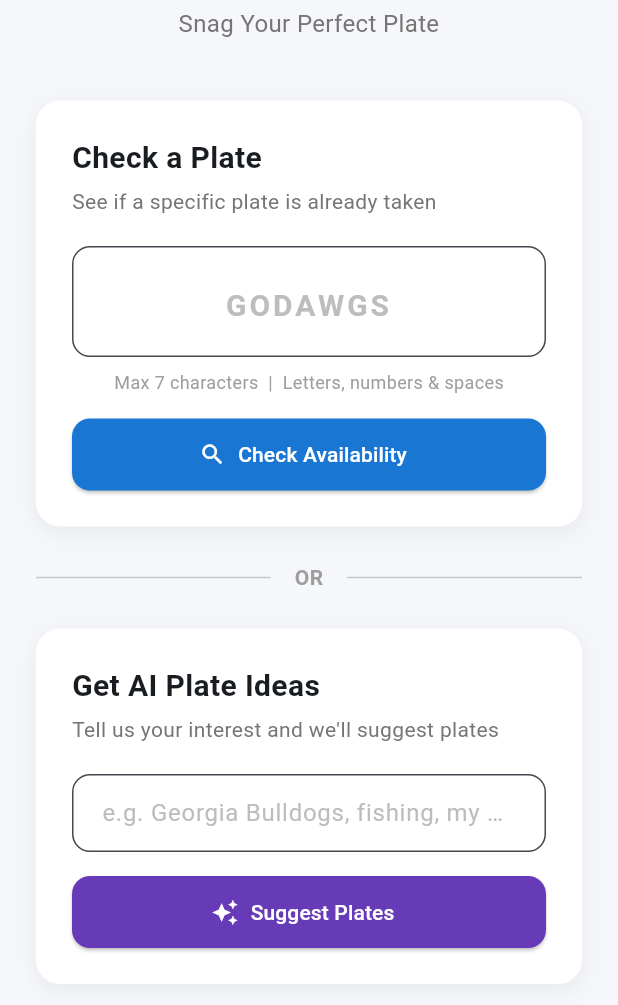
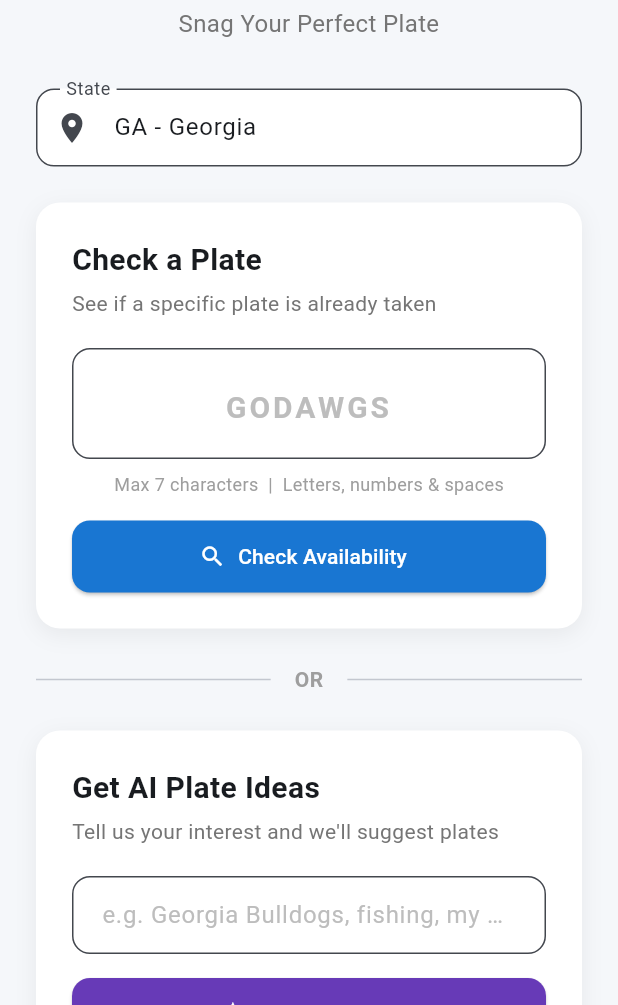
Before and after one commit to gstrickling1/tagsnag, a Flutter app: the screen it shows after launch, on a phone screen of 412 x 824 dp, the part 231-1236 px from its top. Run offline on Flutter 3.47's test engine with Material 3 defaults, Android fonts, the phone set to English and light mode, and no system bars.

Commit message:
Add searchable state selector for all 50 states
- Autocomplete dropdown with type-to-search on home screen
- All 50 states + DC with vanity plate rules in backend
- State passed through to suggestions, chat refine, and plate check

Co-Authored-By: Claude Opus 4.6 (1M context) <noreply@anthropic.com>

```diff
--- a/lib/screens/chat_refine_screen.dart
+++ b/lib/screens/chat_refine_screen.dart
@@ -6,11 +6,13 @@ import 'results_screen.dart';
 class ChatRefineScreen extends StatefulWidget {
   final String interest;
   final List<String> existingSuggestions;
+  final String state;
 
   const ChatRefineScreen({
     super.key,
     required this.interest,
     required this.existingSuggestions,
+    this.state = 'GA',
   });
 
   @override
@@ -61,6 +63,7 @@ class _ChatRefineScreenState extends State<ChatRefineScreen> {
         interest: widget.interest,
         message: text,
         history: _apiHistory,
+        state: widget.state,
       );
 
       _apiHistory.add({'role': 'user', 'content': text});
@@ -91,7 +94,7 @@ class _ChatRefineScreenState extends State<ChatRefineScreen> {
 
   Future<void> _checkPlate(String plate) async {
     try {
-      final result = await ApiService.checkPlate(plate);
+      final result = await ApiService.checkPlate(plate, state: widget.state);
       if (!mounted) return;
       setState(() => _checkedStatuses[plate] = result.status);
       Navigator.push(
--- a/lib/screens/home_screen.dart
+++ b/lib/screens/home_screen.dart
@@ -1,5 +1,6 @@
 import 'package:flutter/material.dart';
 import '../widgets/plate_input.dart';
+import '../widgets/state_selector.dart';
 import '../utils/plate_validator.dart';
 import '../services/api_service.dart';
 import 'results_screen.dart';
@@ -15,6 +16,7 @@ class HomeScreen extends StatefulWidget {
 class _HomeScreenState extends State<HomeScreen> {
   final _plateController = TextEditingController();
   final _interestController = TextEditingController();
+  String _selectedState = 'GA';
   bool _isCheckingPlate = false;
   bool _isLoadingSuggestions = false;
 
@@ -37,7 +39,7 @@ class _HomeScreenState extends State<HomeScreen> {
     setState(() => _isCheckingPlate = true);
 
     try {
-      final result = await ApiService.checkPlate(plate);
+      final result = await ApiService.checkPlate(plate, state: _selectedState);
       if (!mounted) return;
       Navigator.push(
         context,
@@ -61,7 +63,7 @@ class _HomeScreenState extends State<HomeScreen> {
     setState(() => _isLoadingSuggestions = true);
 
     try {
-      final suggestions = await ApiService.getSuggestions(interest);
+      final suggestions = await ApiService.getSuggestions(interest, state: _selectedState);
       if (!mounted) return;
       Navigator.push(
         context,
@@ -69,6 +71,7 @@ class _HomeScreenState extends State<HomeScreen> {
           builder: (_) => SuggestionsScreen(
             interest: interest,
             initialSuggestions: suggestions,
+            state: _selectedState,
           ),
         ),
       );
@@ -117,7 +120,14 @@ class _HomeScreenState extends State<HomeScreen> {
                     textAlign: TextAlign.center,
                     style: TextStyle(fontSize: 16, color: Colors.grey[600]),
                   ),
-                  const SizedBox(height: 40),
+                  const SizedBox(height: 32),
+
+                  // State Selector
+                  StateSelector(
+                    selectedState: _selectedState,
+                    onChanged: (state) => setState(() => _selectedState = state),
+                  ),
+                  const SizedBox(height: 24),
 
                   // Check a Plate section
                   _buildSectionCard(
--- a/lib/screens/suggestions_screen.dart
+++ b/lib/screens/suggestions_screen.dart
@@ -7,11 +7,13 @@ import 'results_screen.dart';
 class SuggestionsScreen extends StatefulWidget {
   final String interest;
   final List<String> initialSuggestions;
+  final String state;
 
   const SuggestionsScreen({
     super.key,
     required this.interest,
     required this.initialSuggestions,
+    this.state = 'GA',
   });
 
   @override
@@ -35,7 +37,7 @@ class _SuggestionsScreenState extends State<SuggestionsScreen> {
     setState(() => _checkingPlate = plate);
 
     try {
-      final result = await ApiService.checkPlate(plate);
+      final result = await ApiService.checkPlate(plate, state: widget.state);
       if (!mounted) return;
 
       setState(() {
@@ -153,6 +155,7 @@ class _SuggestionsScreenState extends State<SuggestionsScreen> {
                           builder: (_) => ChatRefineScreen(
                             interest: widget.interest,
                             existingSuggestions: _suggestions,
+                            state: widget.state,
                           ),
                         ),
                       ).then((newSuggestions) {
--- a/lib/services/api_service.dart
+++ b/lib/services/api_service.dart
@@ -5,7 +5,7 @@ import '../models/suggestion.dart';
 
 class ApiService {
   // TODO: Update with your deployed backend URL
-  static const String baseUrl = 'http://localhost:8000/api';
+  static const String baseUrl = 'https://tagsnag-qs2s.onrender.com/api';
 
   static Future<PlateResult> checkPlate(String plate, {String state = 'GA'}) async {
     final response = await http.post(
--- /dev/null
+++ b/lib/utils/us_states.dart
@@ -0,0 +1,53 @@
+const Map<String, String> usStates = {
+  'AL': 'Alabama',
+  'AK': 'Alaska',
+  'AZ': 'Arizona',
+  'AR': 'Arkansas',
+  'CA': 'California',
+  'CO': 'Colorado',
+  'CT': 'Connecticut',
+  'DE': 'Delaware',
+  'DC': 'District of Columbia',
+  'FL': 'Florida',
+  'GA': 'Georgia',
+  'HI': 'Hawaii',
+  'ID': 'Idaho',
+  'IL': 'Illinois',
+  'IN': 'Indiana',
+  'IA': 'Iowa',
+  'KS': 'Kansas',
+  'KY': 'Kentucky',
+  'LA': 'Louisiana',
+  'ME': 'Maine',
+  'MD': 'Maryland',
+  'MA': 'Massachusetts',
+  'MI': 'Michigan',
+  'MN': 'Minnesota',
+  'MS': 'Mississippi',
+  'MO': 'Missouri',
+  'MT': 'Montana',
+  'NE': 'Nebraska',
+  'NV': 'Nevada',
+  'NH': 'New Hampshire',
+  'NJ': 'New Jersey',
+  'NM': 'New Mexico',
+  'NY': 'New York',
+  'NC': 'North Carolina',
+  'ND': 'North Dakota',
+  'OH': 'Ohio',
+  'OK': 'Oklahoma',
+  'OR': 'Oregon',
+  'PA': 'Pennsylvania',
+  'RI': 'Rhode Island',
+  'SC': 'South Carolina',
+  'SD': 'South Dakota',
+  'TN': 'Tennessee',
+  'TX': 'Texas',
+  'UT': 'Utah',
+  'VT': 'Vermont',
+  'VA': 'Virginia',
+  'WA': 'Washington',
+  'WV': 'West Virginia',
+  'WI': 'Wisconsin',
+  'WY': 'Wyoming',
+};
--- /dev/null
+++ b/lib/widgets/state_selector.dart
@@ -0,0 +1,86 @@
+import 'package:flutter/material.dart';
+import '../utils/us_states.dart';
+
+class StateSelector extends StatelessWidget {
+  final String selectedState;
+  final ValueChanged<String> onChanged;
+
+  const StateSelector({
+    super.key,
+    required this.selectedState,
+    required this.onChanged,
+  });
+
+  @override
+  Widget build(BuildContext context) {
+    return Autocomplete<MapEntry<String, String>>(
+      initialValue: TextEditingValue(
+        text: '$selectedState - ${usStates[selectedState] ?? ''}',
+      ),
+      optionsBuilder: (textEditingValue) {
+        final query = textEditingValue.text.toLowerCase();
+        if (query.isEmpty) return usStates.entries;
+        return usStates.entries.where((entry) =>
+            entry.key.toLowerCase().contains(query) ||
+            entry.value.toLowerCase().contains(query));
+      },
+      displayStringForOption: (entry) => '${entry.key} - ${entry.value}',
+      onSelected: (entry) => onChanged(entry.key),
+      fieldViewBuilder: (context, controller, focusNode, onSubmitted) {
+        return TextField(
+          controller: controller,
+          focusNode: focusNode,
+          decoration: InputDecoration(
+            labelText: 'State',
+            prefixIcon: const Icon(Icons.location_on),
+            border: OutlineInputBorder(
+              borderRadius: BorderRadius.circular(12),
+            ),
+            filled: true,
+            fillColor: Colors.white,
+            contentPadding: const EdgeInsets.symmetric(horizontal: 16, vertical: 14),
+          ),
+          onTap: () {
+            controller.selection = TextSelection(
+              baseOffset: 0,
+              extentOffset: controller.text.length,
+            );
+          },
+        );
+      },
+      optionsViewBuilder: (context, onSelected, options) {
+        return Align(
+          alignment: Alignment.topLeft,
+          child: Material(
+            elevation: 4,
+            borderRadius: BorderRadius.circular(12),
+            child: ConstrainedBox(
+              constraints: const BoxConstraints(maxHeight: 250, maxWidth: 350),
+              child: ListView.builder(
+                padding: EdgeInsets.zero,
+                shrinkWrap: true,
+                itemCount: options.length,
+                itemBuilder: (context, index) {
+                  final entry = options.elementAt(index);
+                  final isSelected = entry.key == selectedState;
+                  return ListTile(
+                    dense: true,
+                    selected: isSelected,
+                    selectedTileColor: Colors.blue.withValues(alpha: 0.1),
+                    title: Text(
+                      '${entry.key} - ${entry.value}',
+                      style: TextStyle(
+                        fontWeight: isSelected ? FontWeight.bold : FontWeight.normal,
+                      ),
+                    ),
+                    onTap: () => onSelected(entry),
+                  );
+                },
+              ),
+            ),
+          ),
+        );
+      },
+    );
+  }
+}
```
Also changed, not shown: firebase.json (added), 4 other files.
